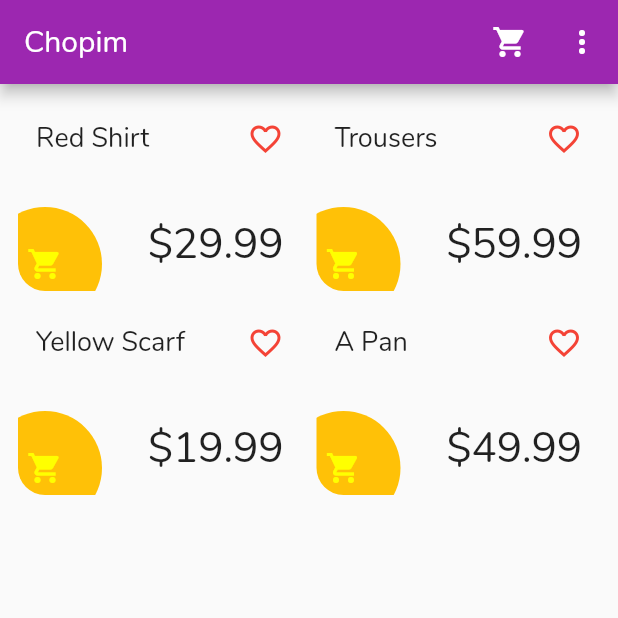
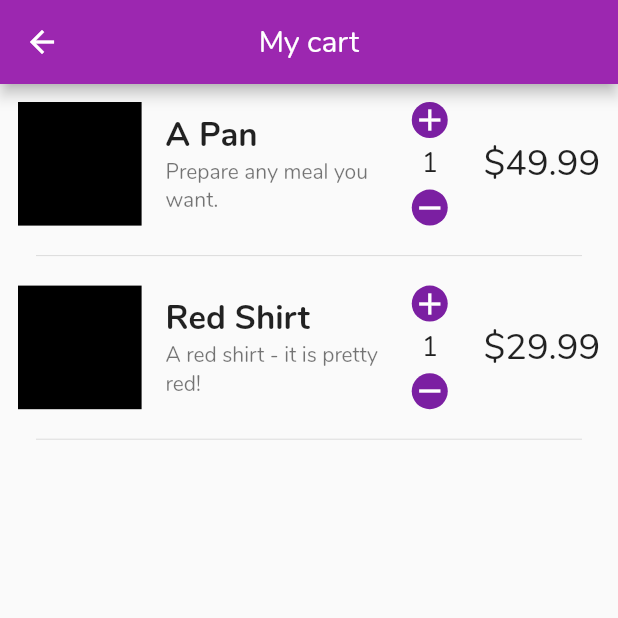
Before and after one commit to gusalvesflutterprojects/shop_app, a Flutter app: the screen it shows after launch, after a tap on the "shopping cart" icon, on a phone screen of 412 x 824 dp, the top half of it. Run offline on Flutter 3.47's test engine with Material 2 defaults, Android fonts, the light colour scheme and no system bars; missing offline and left inert: random_color.

Commit message:
implemented cart and cartitem removal

```diff
--- a/lib/main.dart
+++ b/lib/main.dart
@@ -3,15 +3,24 @@ import 'package:provider/provider.dart';
 
 import './screens/product_details_screen.dart';
 import './screens/products_overview_screen.dart';
+import './screens/shopping_cart_screen.dart';
 import 'providers/products.dart';
+import 'providers/shopping_cart.dart';
 
 void main() => runApp(MyApp());
 
 class MyApp extends StatelessWidget {
   @override
   Widget build(BuildContext context) {
-    return ChangeNotifierProvider(
-      create: (ctx) => Products(),
+    return MultiProvider(
+      providers: [
+        ChangeNotifierProvider(
+          create: (ctx) => Products(),
+        ),
+        ChangeNotifierProvider(
+          create: (ctx) => ShoppingCart(),
+        ),
+      ],
       child: MaterialApp(
         theme: ThemeData(
           primarySwatch: Colors.purple,
@@ -23,6 +32,7 @@ class MyApp extends StatelessWidget {
         routes: {
           '/': (ctx) => ProductsOverviewScreen(),
           ProductDetailsScreen.routeName: (ctx) => ProductDetailsScreen(),
+          ShoppingCartScreen.routeName: (ctx) => ShoppingCartScreen(),
         },
       ),
     );
--- a/lib/models/product.dart
+++ b/lib/models/product.dart
@@ -6,7 +6,7 @@ class Product {
   final String title;
   final String description;
   final double price;
-  final Color color;
+  final LinearGradient gradient;
   bool isFavorite;
 
   Product({
@@ -14,7 +14,7 @@ class Product {
     @required this.title,
     @required this.description,
     @required this.price,
-    @required this.color,
+    @required this.gradient,
     this.isFavorite = false,
   });
 }
--- a/lib/providers/products.dart
+++ b/lib/providers/products.dart
@@ -10,28 +10,48 @@ class Products with ChangeNotifier {
       title: 'Red Shirt',
       description: 'A red shirt - it is pretty red!',
       price: 29.99,
-      color: RandomColor().randomColor(colorBrightness: ColorBrightness.light),
+      gradient: LinearGradient(
+        begin: Alignment.bottomLeft,
+        end: Alignment.topRight,
+        colors: RandomColor()
+            .randomColors(count: 2, colorBrightness: ColorBrightness.veryLight),
+      ),
     ),
     Product(
       id: 'p2',
       title: 'Trousers',
       description: 'A nice pair of trousers.',
       price: 59.99,
-      color: RandomColor().randomColor(colorBrightness: ColorBrightness.light),
+      gradient: LinearGradient(
+        begin: Alignment.bottomLeft,
+        end: Alignment.topRight,
+        colors: RandomColor()
+            .randomColors(count: 2, colorBrightness: ColorBrightness.veryLight),
+      ),
     ),
     Product(
       id: 'p3',
       title: 'Yellow Scarf',
       description: 'Warm and cozy - exactly what you need for the winter.',
       price: 19.99,
-      color: RandomColor().randomColor(colorBrightness: ColorBrightness.light),
+      gradient: LinearGradient(
+        begin: Alignment.bottomLeft,
+        end: Alignment.topRight,
+        colors: RandomColor()
+            .randomColors(count: 2, colorBrightness: ColorBrightness.veryLight),
+      ),
     ),
     Product(
       id: 'p4',
       title: 'A Pan',
       description: 'Prepare any meal you want.',
       price: 49.99,
-      color: RandomColor().randomColor(colorBrightness: ColorBrightness.light),
+      gradient: LinearGradient(
+        begin: Alignment.bottomLeft,
+        end: Alignment.topRight,
+        colors: RandomColor()
+            .randomColors(count: 2, colorBrightness: ColorBrightness.veryLight),
+      ),
     ),
   ];
 
@@ -44,7 +64,6 @@ class Products with ChangeNotifier {
   }
 
   void toggleFavorite(String productId) {
-    print(productId);
     final idx = items.indexWhere((prod) => prod.id == productId);
 
     if (idx >= 0) items[idx].isFavorite = !items[idx].isFavorite;
--- /dev/null
+++ b/lib/providers/shopping_cart.dart
@@ -0,0 +1,63 @@
+import 'package:flutter/material.dart';
+import 'package:random_color/random_color.dart';
+
+import '../models/product.dart';
+
+class ShoppingCart with ChangeNotifier {
+  List<Map<String, dynamic>> _cartItems = [
+    {
+      'product': Product(
+        id: 'p4',
+        title: 'A Pan',
+        description: 'Prepare any meal you want.',
+        price: 49.99,
+        gradient: LinearGradient(
+          begin: Alignment.bottomLeft,
+          end: Alignment.topRight,
+          colors: RandomColor().randomColors(
+              count: 2, colorBrightness: ColorBrightness.veryLight),
+        ),
+      ),
+      'quantity': 1,
+    },
+  ];
+
+  List<dynamic> get cartItems =>
+      _cartItems.map((item) => item['product']).toList();
+
+  List<dynamic> get cartItemsWithInfo => [..._cartItems];
+
+  void addToCart(BuildContext ctx, Product product) {
+    final idx = cartItems.indexWhere((prd) => prd.id == product.id);
+
+    if (idx == -1) {
+      _cartItems.add({'product': product, 'quantity': 1});
+      Navigator.of(ctx).pushNamed('/shopping-cart');
+      notifyListeners();
+    }
+  }
+
+  void incrementCartProduct(String productId) {
+    final idx = cartItems.indexWhere((prd) => prd.id == productId);
+
+    _cartItems[idx]['quantity']++;
+    notifyListeners();
+  }
+
+  void decrementCartProduct(String productId) {
+    final idx = cartItems.indexWhere((prd) => prd.id == productId);
+
+    if (_cartItems[idx]['quantity'] == 1)
+      _cartItems.removeAt(idx);
+    else
+      _cartItems[idx]['quantity']--;
+    notifyListeners();
+  }
+
+  void removeFromCart(String productId) {
+    final idx = cartItems.indexWhere((prd) => prd.id == productId);
+
+    _cartItems.removeAt(idx);
+    notifyListeners();
+  }
+}
--- a/lib/screens/product_details_screen.dart
+++ b/lib/screens/product_details_screen.dart
@@ -68,7 +68,7 @@ class _ProductDetailsScreenState extends State<ProductDetailsScreen> {
               crossAxisAlignment: CrossAxisAlignment.start,
               children: <Widget>[
                 Container(
-                  color: routeArgs['product'].color,
+                  decoration: BoxDecoration(gradient: routeArgs['product'].gradient,),
                   height: (MediaQuery.of(context).size.height -
                           MediaQuery.of(context).padding.top) *
                       0.5,
--- a/lib/screens/products_overview_screen.dart
+++ b/lib/screens/products_overview_screen.dart
@@ -1,6 +1,7 @@
 import 'package:flutter/material.dart';
 
 import '../widgets/products_grid.dart';
+import '../widgets/main_drawer.dart';
 
 class ProductsOverviewScreen extends StatefulWidget {
   @override
@@ -14,11 +15,17 @@ class _ProductsOverviewScreenState extends State<ProductsOverviewScreen> {
       appBar: AppBar(
         title: Text('Chopim'),
         actions: <Widget>[
-          IconButton(icon: Icon(Icons.shopping_cart), onPressed: () {}),
+          IconButton(
+              icon: Icon(Icons.shopping_cart),
+              onPressed: () {
+                Navigator.of(context).pushNamed(
+                  '/shopping-cart',
+                );
+              }),
           IconButton(icon: Icon(Icons.more_vert), onPressed: () {}),
         ],
-
       ),
+      drawer: MainDrawer(),
       body: ProductsGrid(),
     );
     return scaffold;
--- /dev/null
+++ b/lib/screens/shopping_cart_screen.dart
@@ -0,0 +1,62 @@
+import 'package:flutter/material.dart';
+import 'package:provider/provider.dart';
+
+import '../widgets/shopping_cart_item.dart';
+import '../providers/shopping_cart.dart';
+
+class ShoppingCartScreen extends StatelessWidget {
+  static const routeName = '/shopping-cart';
+
+  @override
+  Widget build(BuildContext context) {
+    final ShoppingCart _cartData = Provider.of<ShoppingCart>(context);
+    final _cartItems = _cartData.cartItemsWithInfo;
+
+    return Scaffold(
+        appBar: AppBar(
+          title: Text('My cart'),
+          centerTitle: true,
+        ),
+        body: _cartItems.isNotEmpty
+            ? ListView.builder(
+                itemCount: _cartItems.length,
+                itemBuilder: (ctx, i) => ShoppingCartItem(_cartItems[i]),
+              )
+            : Center(
+                child: Column(
+                  mainAxisAlignment: MainAxisAlignment.center,
+                  children: <Widget>[
+                    Icon(
+                      Icons.remove_shopping_cart,
+                      size: 180,
+                    ),
+                    Padding(
+                      padding: EdgeInsets.symmetric(horizontal: 72),
+                      child: Column(
+                        children: <Widget>[
+                          Divider(
+                            indent: 24,
+                            endIndent: 24,
+                            color: Theme.of(context).accentColor,
+                          ),
+                          Text(
+                            'YOUR CART IS EMPTY',
+                            textAlign: TextAlign.center,
+                            style: TextStyle(
+                              fontSize: 24,
+                              fontWeight: FontWeight.w900,
+                            ),
+                          ),
+                          Text(
+                            'you\'re an embarassment to the world.',
+                            textAlign: TextAlign.center,
+                            style: TextStyle(fontSize: 24),
+                          ),
+                        ],
+                      ),
+                    ),
+                  ],
+                ),
+              ));
+  }
+}
--- /dev/null
+++ b/lib/widgets/main_drawer.dart
@@ -0,0 +1,86 @@
+import 'package:flutter/material.dart';
+
+class MainDrawer extends StatelessWidget {
+  Widget _buildDrawerTile(String title, String subtitle, IconData icon) =>
+      Column(
+        children: <Widget>[
+          ListTile(
+            leading: Icon(
+              icon,
+              size: 32,
+            ),
+            title: Text(
+              title,
+              style: TextStyle(
+                fontSize: 24,
+                fontWeight: FontWeight.w400,
+              ),
+            ),
+            subtitle: Text(subtitle),
+            onTap: () {},
+          ),
+          Divider(),
+        ],
+      );
+
+  @override
+  Widget build(BuildContext context) {
+    return Drawer(
+      child: Column(
+        children: <Widget>[
+          DrawerHeader(
+            margin: EdgeInsets.zero,
+            decoration: BoxDecoration(color: Theme.of(context).accentColor),
+            child: Container(
+              width: double.infinity,
+              child: Column(
+                mainAxisAlignment: MainAxisAlignment.spaceAround,
+                crossAxisAlignment: CrossAxisAlignment.start,
+                children: <Widget>[
+                  ListTile(
+                    leading: Icon(
+                      Icons.tag_faces,
+                      size: 48,
+                    ),
+                    title: Text(
+                      'Go get yourself some shit',
+                      style: TextStyle(
+                        fontSize: 24,
+                        fontFamily: 'OpenSans',
+                        fontWeight: FontWeight.w400,
+                      ),
+                    ),
+                    subtitle: Text(
+                      'I mean it. I kidnapped your mom.',
+                      style: TextStyle(
+                        fontSize: 14,
+                        fontFamily: 'Nunito',
+                        fontWeight: FontWeight.w400,
+                      ),
+                    ),
+                  ),
+                ],
+              ),
+            ),
+          ),
+          Divider(),
+          _buildDrawerTile(
+            'Shop',
+            'Go buy yourself some stuff',
+            Icons.shopping_cart,
+          ),
+          _buildDrawerTile(
+            'Orders',
+            'Your shit\'s here',
+            Icons.shopping_basket,
+          ),
+          _buildDrawerTile(
+            'Manage products',
+            'Manage your crap',
+            Icons.more,
+          ),
+        ],
+      ),
+    );
+  }
+}
--- a/lib/widgets/product_item.dart
+++ b/lib/widgets/product_item.dart
@@ -5,6 +5,7 @@ import '../screens/product_details_screen.dart';
 
 import '../models/product.dart';
 import '../providers/products.dart';
+import '../providers/shopping_cart.dart';
 
 class ProductItem extends StatefulWidget {
   final Product product;
@@ -18,7 +19,10 @@ class ProductItem extends StatefulWidget {
 class _ProductItemState extends State<ProductItem> {
   @override
   Widget build(BuildContext context) {
-    final Function _toggleFavorite = Provider.of<Products>(context).toggleFavorite;
+    final ShoppingCart _cartData = Provider.of<ShoppingCart>(context);
+
+    final Function _toggleFavorite =
+        Provider.of<Products>(context).toggleFavorite;
 
     return ClipRRect(
       borderRadius: BorderRadius.circular(18),
@@ -37,15 +41,17 @@ class _ProductItemState extends State<ProductItem> {
             children: <Widget>[
               Container(
                 decoration: BoxDecoration(
-                  color: widget.product.color,
+                  gradient: widget.product.gradient,
                   borderRadius: BorderRadius.circular(12),
                 ),
               ),
               Positioned(
                 bottom: -20,
                 left: -20,
-                child: GestureDetector(
-                  onTap: () {},
+                child: InkWell(
+                  onTap: () {
+                    _cartData.addToCart(context, widget.product);
+                  },
                   child: CircleAvatar(
                       backgroundColor: Theme.of(context).accentColor,
                       radius: 38,
--- /dev/null
+++ b/lib/widgets/shopping_cart_item.dart
@@ -0,0 +1,115 @@
+import 'package:flutter/material.dart';
+import 'package:provider/provider.dart';
+
+import '../providers/shopping_cart.dart';
+
+class ShoppingCartItem extends StatelessWidget {
+  final Map cartItem;
+
+  ShoppingCartItem(this.cartItem);
+
+  @override
+  Widget build(BuildContext context) {
+    final ShoppingCart _cartData = Provider.of<ShoppingCart>(context);
+
+    return Dismissible(
+      onDismissed: (direction) {
+        if (direction == DismissDirection.endToStart)
+          return _cartData.removeFromCart(cartItem['product'].id);
+      },
+      key: UniqueKey(),
+      background: Container(
+        color: Colors.redAccent,
+        child: Padding(
+          padding: const EdgeInsets.only(right: 24),
+          child: Row(
+            mainAxisAlignment: MainAxisAlignment.end,
+            children: <Widget>[
+              Icon(
+                Icons.delete,
+                size: 32,
+              ),
+              Text(
+                'Delete item',
+                style: TextStyle(fontSize: 18),
+              ),
+            ],
+          ),
+        ),
+      ),
+      child: Column(
+        children: <Widget>[
+          Padding(
+            padding: const EdgeInsets.all(12),
+            child: Row(
+              children: <Widget>[
+                Container(
+                  width: MediaQuery.of(context).size.width * 0.2,
+                  height: MediaQuery.of(context).size.width * 0.2,
+                  decoration: BoxDecoration(
+                    gradient: cartItem['product'].gradient,
+                  ),
+                ),
+                Expanded(
+                  child: ListTile(
+                    title: Text(
+                      cartItem['product'].title,
+                      style:
+                          TextStyle(fontSize: 22, fontWeight: FontWeight.bold),
+                    ),
+                    subtitle: Text(cartItem['product'].description),
+                  ),
+                ),
+                Container(
+                  height: MediaQuery.of(context).size.width * 0.2,
+                  child: Row(
+                    children: <Widget>[
+                      Column(
+                        mainAxisAlignment: MainAxisAlignment.spaceBetween,
+                        children: <Widget>[
+                          GestureDetector(
+                            onTap: () => _cartData
+                                .incrementCartProduct(cartItem['product'].id),
+                            child: CircleAvatar(
+                              radius: 12,
+                              child: Icon(
+                                Icons.add,
+                              ),
+                            ),
+                          ),
+                          Text('${cartItem['quantity']}',
+                              style: TextStyle(fontSize: 18)),
+                          GestureDetector(
+                            onTap: () => _cartData.decrementCartProduct(
+                                cartItem['product'].id),
+                            child: CircleAvatar(
+                              radius: 12,
+                              child: Icon(
+                                Icons.remove,
+                              ),
+                            ),
+                          ),
+                        ],
+                      ),
+                      SizedBox(
+                        width: 24,
+                      ),
+                      Text(
+                        '\$${cartItem['product'].price}',
+                        style: TextStyle(fontSize: 24),
+                      ),
+                    ],
+                  ),
+                ),
+              ],
+            ),
+          ),
+          Divider(
+            indent: 24,
+            endIndent: 24,
+          ),
+        ],
+      ),
+    );
+  }
+}
```
Lines whose indentation alone changed are shown as unchanged.
